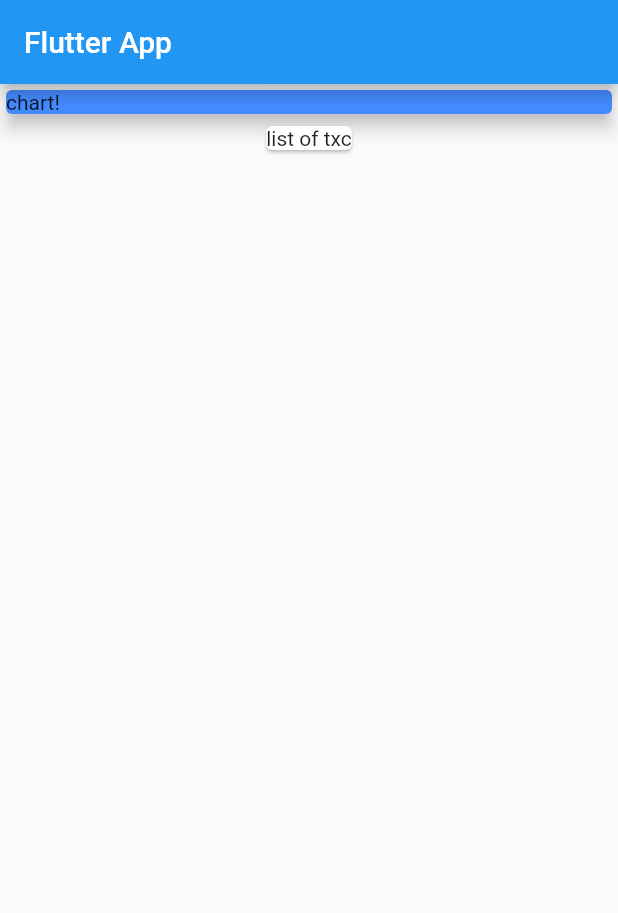
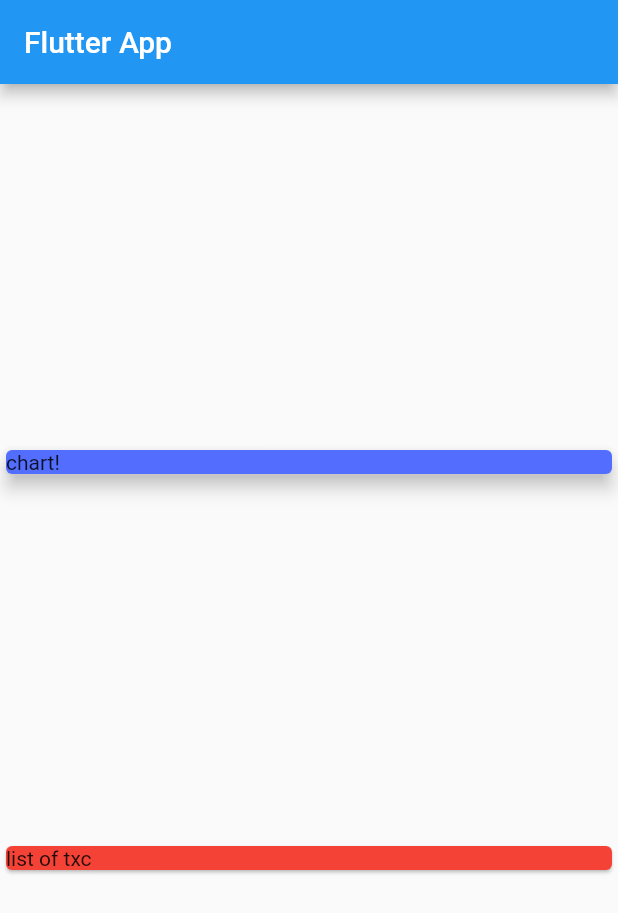
Before and after one commit to shafinr23/expense-app, a Flutter app: the screen it shows after launch, on a phone screen of 412 x 824 dp. Shown: the top 913 px of the screen. Run offline on Flutter 3.47's test engine with Material 2 defaults, Android fonts, the phone set to English and light mode, and no system bars.

Commit message:
work with mainAxisAlignment  &  crossAxisAlignment

```diff
--- a/lib/main.dart
+++ b/lib/main.dart
@@ -20,16 +20,19 @@ class MyHomePage extends StatelessWidget {
         title: Text('Flutter App'),
       ),
       body: Column(
+        mainAxisAlignment: MainAxisAlignment.spaceEvenly,
+        crossAxisAlignment: CrossAxisAlignment.stretch,
         children: <Widget>[
           Container(
             width: double.infinity,
             child: Card(
               child: Text('chart!'),
               elevation: 5,
-              color: Colors.blueAccent,
+              color: Colors.indigoAccent,
             ),
           ),
           Card(
+            color: Colors.red,
             child: Text('list of txc'),
           )
         ],
```
